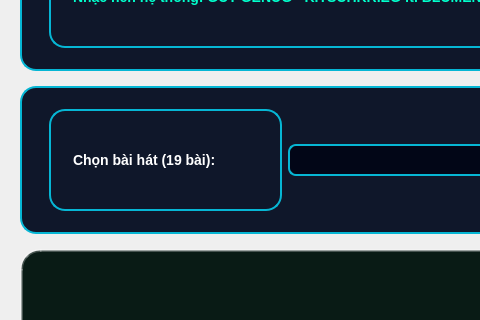
Before: the Qt Designer form giao_dien_ui/man_hinh_nhac_thu_gian.ui in ducthienhodoan-cpu/Ronaldohoctap, drawn with Qt 5; both pictures show x 0 to 480 and y 262 to 582 of the 1047 by 680 pixel window.
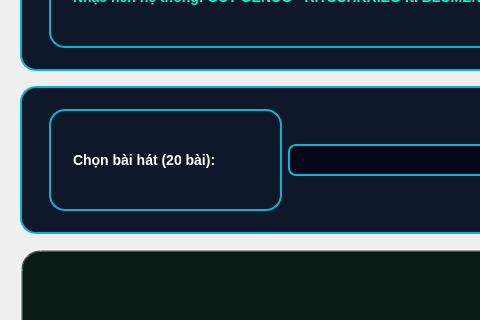
After: the same form once the commit is applied.

Diff of the .ui file:
```diff
--- a/giao_dien_ui/man_hinh_nhac_thu_gian.ui
+++ b/giao_dien_ui/man_hinh_nhac_thu_gian.ui
@@ -100,7 +100,7 @@
       <item>
        <widget class="QLabel" name="lblSelectSong">
         <property name="text">
-         <string>Chọn bài hát (19 bài):</string>
+         <string>Chọn bài hát (20 bài):</string>
         </property>
         <property name="styleSheet">
          <string notr="true">font-size: 14px; font-weight: bold; color: #FFFFFF;</string>
```
